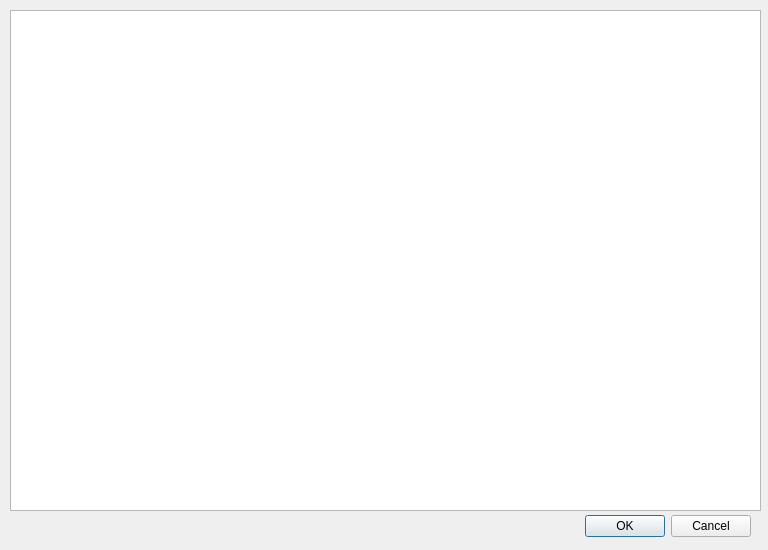
negocki/Tanks, file dialog.ui: the form before one commit.
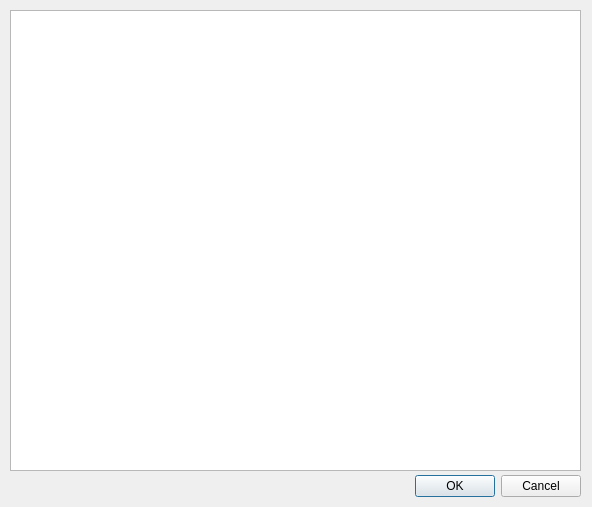
The form after the commit.

What changed in the file:
```diff
--- a/dialog.ui
+++ b/dialog.ui
@@ -6,8 +6,8 @@
    <rect>
     <x>0</x>
     <y>0</y>
-    <width>768</width>
-    <height>550</height>
+    <width>592</width>
+    <height>507</height>
    </rect>
   </property>
   <property name="windowTitle">
@@ -16,8 +16,8 @@
   <widget class="QDialogButtonBox" name="buttonBox">
    <property name="geometry">
     <rect>
-     <x>410</x>
-     <y>510</y>
+     <x>240</x>
+     <y>470</y>
      <width>341</width>
      <height>32</height>
     </rect>
@@ -34,10 +34,19 @@
     <rect>
      <x>10</x>
      <y>10</y>
-     <width>751</width>
-     <height>501</height>
+     <width>571</width>
+     <height>461</height>
     </rect>
    </property>
+   <property name="acceptDrops">
+    <bool>false</bool>
+   </property>
+   <property name="verticalScrollBarPolicy">
+    <enum>Qt::ScrollBarAlwaysOff</enum>
+   </property>
+   <property name="horizontalScrollBarPolicy">
+    <enum>Qt::ScrollBarAlwaysOff</enum>
+   </property>
   </widget>
  </widget>
  <resources/>
```
